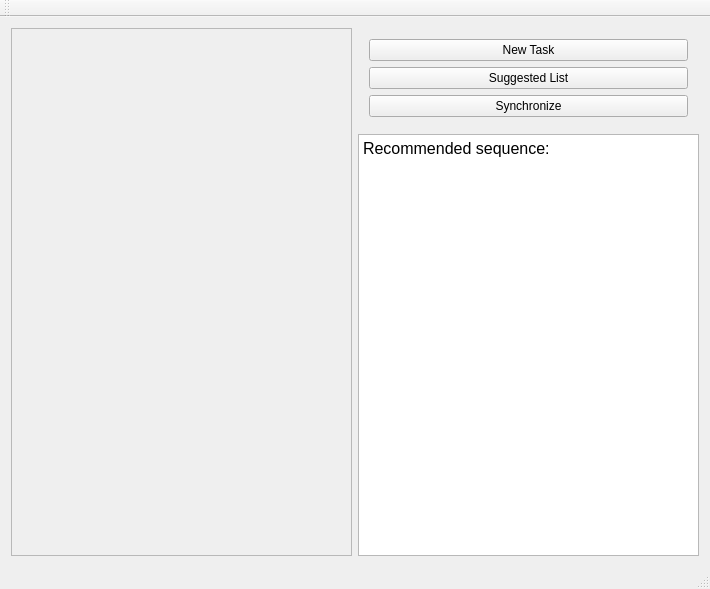
walwan/JI-To-Do-List, file gui/mainwindow.ui: the form before one commit.
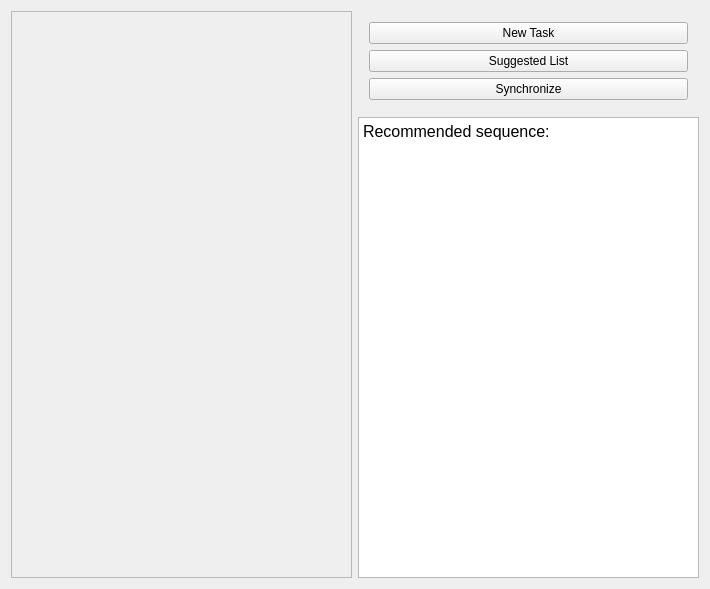
The form after the commit.

```diff
--- a/gui/mainwindow.ui
+++ b/gui/mainwindow.ui
@@ -25,8 +25,8 @@
         <rect>
          <x>0</x>
          <y>0</y>
-         <width>339</width>
-         <height>500</height>
+         <width>341</width>
+         <height>569</height>
         </rect>
        </property>
       </widget>
@@ -73,25 +73,6 @@
     </item>
    </layout>
   </widget>
-  <widget class="QMenuBar" name="menuBar">
-   <property name="geometry">
-    <rect>
-     <x>0</x>
-     <y>0</y>
-     <width>710</width>
-     <height>26</height>
-    </rect>
-   </property>
-  </widget>
-  <widget class="QToolBar" name="mainToolBar">
-   <attribute name="toolBarArea">
-    <enum>TopToolBarArea</enum>
-   </attribute>
-   <attribute name="toolBarBreak">
-    <bool>false</bool>
-   </attribute>
-  </widget>
-  <widget class="QStatusBar" name="statusBar"/>
  </widget>
  <layoutdefault spacing="6" margin="11"/>
  <resources/>
```
Left out of the diff: 6 changed lines with no effect on the pictures.
